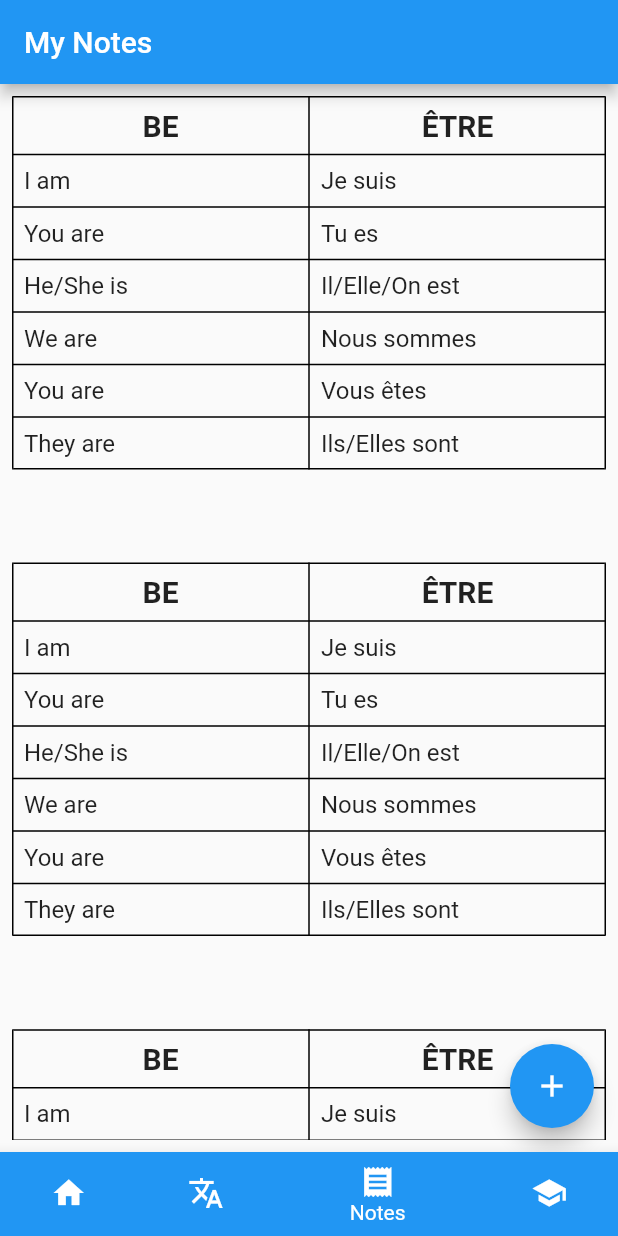
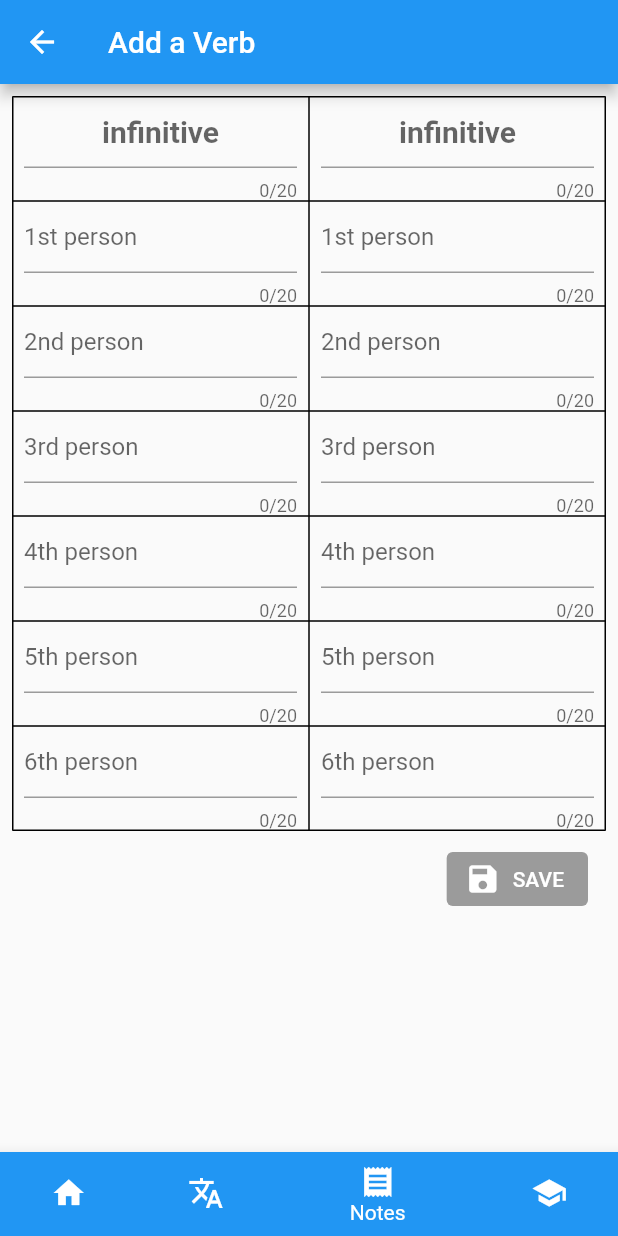
Before and after one commit to aroussie-zz/Translator, a Flutter app: the screen it shows after launch, item 3 of the bottom bar chosen, after a tap on the "add" icon, on a phone screen of 412 x 824 dp. Run offline on Flutter 3.47's test engine with Material 2 defaults, Android fonts, the phone set to English and light mode, and no system bars; our stand-ins replace shared_preferences, sqflite; missing offline and left inert: translator; accounts and stored records are empty.

Commit message:
Add new verb Page (#11)
* Created the page. Display a table

* Added save button

* UI looking good, navigation working

```diff
--- a/lib/screens/NotesListPage.dart
+++ b/lib/screens/NotesListPage.dart
@@ -1,6 +1,8 @@
 import 'package:flutter/material.dart';
 import 'package:flutter/widgets.dart';
 import 'package:myTranslator/models/Verb.dart';
+
+import 'VerbPage.dart';
 
 class NotesListPage extends StatefulWidget {
   @override
@@ -83,7 +85,7 @@ class _NotesListState extends State<NotesListPage> {
         ),
       )),
       floatingActionButton: FloatingActionButton(
-        onPressed: () => _onAddButtonClicked(),
+        onPressed: () => _onAddButtonClicked(context),
         child: Icon(Icons.add),
       ),
     );
@@ -119,8 +121,7 @@ class _NotesListState extends State<NotesListPage> {
     ]);
   }
 
-  void _onAddButtonClicked() {
-    //TODO: Push to add a Verb page.
-    print("Clicked!!");
+  void _onAddButtonClicked(BuildContext context) {
+    Navigator.of(context).push(MaterialPageRoute(builder: (BuildContext context) => VerbPage()));
   }
 }
--- /dev/null
+++ b/lib/screens/VerbPage.dart
@@ -0,0 +1,300 @@
+import 'package:flutter/material.dart';
+import 'package:flutter/widgets.dart';
+
+class VerbPage extends StatefulWidget {
+  @override
+  _VerbState createState() {
+    return _VerbState();
+  }
+}
+
+class _VerbState extends State<VerbPage> {
+  var _verbTitleTextStyle =
+      TextStyle(fontSize: 20, fontWeight: FontWeight.bold);
+  var _verbTextStyle = TextStyle(fontSize: 16, fontWeight: FontWeight.normal);
+
+  var _originalTitleController = TextEditingController();
+  var _originalFirstPersonController = TextEditingController();
+  var _originalSecondPersonController = TextEditingController();
+  var _originalThirdPersonController = TextEditingController();
+  var _originalFourthPersonController = TextEditingController();
+  var _originalFifthPersonController = TextEditingController();
+  var _originalSixthPersonController = TextEditingController();
+
+  var _translatedTitleController = TextEditingController();
+  var _translatedFirstPersonController = TextEditingController();
+  var _translatedSecondPersonController = TextEditingController();
+  var _translatedThirdPersonController = TextEditingController();
+  var _translatedFourthPersonController = TextEditingController();
+  var _translatedFifthPersonController = TextEditingController();
+  var _translatedSixthPersonController = TextEditingController();
+
+  FocusNode _originalTitleFocus;
+  FocusNode _originalFirstPersonFocus;
+  FocusNode _originalSecondPersonFocus;
+  FocusNode _originalThirdPersonFocus;
+  FocusNode _originalFourthPersonFocus;
+  FocusNode _originalFifthPersonFocus;
+  FocusNode _originalSixthPersonFocus;
+
+  FocusNode _translatedTitleFocus;
+  FocusNode _translatedFirstPersonFocus;
+  FocusNode _translatedSecondPersonFocus;
+  FocusNode _translatedThirdPersonFocus;
+  FocusNode _translatedFourthPersonFocus;
+  FocusNode _translatedFifthPersonFocus;
+  FocusNode _translatedSixthPersonFocus;
+
+  var _listOriginalControllers = <TextEditingController>[];
+  var _listTranslatedControllers = <TextEditingController>[];
+  var _listOriginalNodes = <FocusNode>[];
+  var _listTranslatedNodes = <FocusNode>[];
+  var _listHints = [
+    "1st person",
+    "2nd person",
+    "3rd person",
+    "4th person",
+    "5th person",
+    "6th person",
+  ];
+
+  @override
+  void initState() {
+    super.initState();
+    _originalTitleFocus = FocusNode();
+    _originalFirstPersonFocus = FocusNode();
+    _originalSecondPersonFocus = FocusNode();
+    _originalThirdPersonFocus = FocusNode();
+    _originalFourthPersonFocus = FocusNode();
+    _originalFifthPersonFocus = FocusNode();
+    _originalSixthPersonFocus = FocusNode();
+
+    _translatedTitleFocus = FocusNode();
+    _translatedFirstPersonFocus = FocusNode();
+    _translatedSecondPersonFocus = FocusNode();
+    _translatedThirdPersonFocus = FocusNode();
+    _translatedFourthPersonFocus = FocusNode();
+    _translatedFifthPersonFocus = FocusNode();
+    _translatedSixthPersonFocus = FocusNode();
+
+    _listOriginalControllers = [
+      _originalFirstPersonController,
+      _originalSecondPersonController,
+      _originalThirdPersonController,
+      _originalFourthPersonController,
+      _originalFifthPersonController,
+      _originalSixthPersonController
+    ];
+
+    _listTranslatedControllers = [
+      _translatedFirstPersonController,
+      _translatedSecondPersonController,
+      _translatedThirdPersonController,
+      _translatedFourthPersonController,
+      _translatedFifthPersonController,
+      _translatedSixthPersonController
+    ];
+
+    _listOriginalNodes = [
+      _originalFirstPersonFocus,
+      _originalSecondPersonFocus,
+      _originalThirdPersonFocus,
+      _originalFourthPersonFocus,
+      _originalFifthPersonFocus,
+      _originalSixthPersonFocus
+    ];
+
+    _listTranslatedNodes = [
+      _translatedFirstPersonFocus,
+      _translatedSecondPersonFocus,
+      _translatedThirdPersonFocus,
+      _translatedFourthPersonFocus,
+      _translatedFifthPersonFocus,
+      _translatedSixthPersonFocus
+    ];
+  }
+
+  @override
+  Widget build(BuildContext context) {
+    return Scaffold(
+        appBar: AppBar(title: Text("Add a Verb")),
+        body: SafeArea(
+          child: SingleChildScrollView(
+              child: Padding(
+            padding: const EdgeInsets.all(8.0),
+            child: Column(children: <Widget>[
+              Table(
+                  border: TableBorder.all(width: 1, color: Colors.black),
+                  children: [
+                    _buildTableRowTitle(context),
+                    _buildTableRow(context, 0),
+                    _buildTableRow(context, 1),
+                    _buildTableRow(context, 2),
+                    _buildTableRow(context, 3),
+                    _buildTableRow(context, 4),
+                    _buildTableRow(context, 5),
+                  ]),
+              Padding(
+                padding: const EdgeInsets.only(top: 8.0, right: 12.0),
+                child: Align(
+                    alignment: Alignment.bottomRight,
+                    child: RaisedButton.icon(
+                      icon: Icon(Icons.save),
+                      label: Text("SAVE"),
+                      textColor: Colors.white,
+                      color: Colors.green,
+                      onPressed: _validateData() ? () => _saveVerb() : null,
+                      shape: RoundedRectangleBorder(
+                          borderRadius: BorderRadius.all(Radius.circular(4))),
+                    )),
+              ),
+            ]),
+          )),
+        ));
+  }
+
+  TableRow _buildTableRow(BuildContext context, int position) {
+    return TableRow(children: [
+      TableCell(
+        child: Padding(
+            padding: const EdgeInsets.symmetric(horizontal: 8.0),
+            child: TextField(
+              controller: _listOriginalControllers[position],
+              focusNode: _listOriginalNodes[position],
+              style: _verbTextStyle,
+              maxLength: 20,
+              maxLines: null,
+              textInputAction: TextInputAction.next,
+              decoration: InputDecoration(
+                hintText: _listHints[position],
+              ),
+              onSubmitted: (text) {
+                _validateData();
+                _defineFocus(context, _listTranslatedNodes[position]);
+              },
+            )),
+      ),
+      TableCell(
+        child: Padding(
+            padding: const EdgeInsets.symmetric(horizontal: 8.0),
+            child: TextField(
+              controller: _listTranslatedControllers[position],
+              focusNode: _listTranslatedNodes[position],
+              style: _verbTextStyle,
+              maxLength: 20,
+              maxLines: null,
+              textInputAction:
+                  position == 5 ? TextInputAction.done : TextInputAction.next,
+              decoration: InputDecoration(
+                hintText: _listHints[position],
+              ),
+              onSubmitted: (text) {
+                _validateData();
+                if (position != 5) {
+                  _defineFocus(context, _listOriginalNodes[position + 1]);
+                }
+              },
+            )),
+      ),
+    ]);
+  }
+
+  TableRow _buildTableRowTitle(BuildContext context) {
+    return TableRow(children: [
+      TableCell(
+        child: Padding(
+            padding: const EdgeInsets.symmetric(horizontal: 8.0),
+            child: TextField(
+              focusNode: _originalTitleFocus,
+              controller: _originalTitleController,
+              style: _verbTitleTextStyle,
+              maxLength: 20,
+              maxLines: null,
+              textCapitalization: TextCapitalization.characters,
+              textInputAction: TextInputAction.next,
+              onSubmitted: (text) {
+                _validateData();
+                _defineFocus(context, _translatedTitleFocus);
+              },
+              textAlign: TextAlign.center,
+              decoration: InputDecoration(
+                hintText: "infinitive",
+              ),
+            )),
+      ),
+      TableCell(
+        child: Padding(
+            padding: const EdgeInsets.symmetric(horizontal: 8.0),
+            child: TextField(
+              focusNode: _translatedTitleFocus,
+              controller: _translatedTitleController,
+              style: _verbTitleTextStyle,
+              maxLength: 20,
+              maxLines: null,
+              textCapitalization: TextCapitalization.characters,
+              textInputAction: TextInputAction.next,
+              textAlign: TextAlign.center,
+              onSubmitted: (text) {
+                _validateData();
+                _defineFocus(context, _originalFirstPersonFocus);
+              },
+              decoration: InputDecoration(
+                hintText: "infinitive",
+              ),
+            )),
+      ),
+    ]);
+  }
+
+  void _saveVerb() {
+    print("Button Clicked!");
+  }
+
+  void _defineFocus(BuildContext context, FocusNode focusToGoTo) {
+    FocusScope.of(context).requestFocus(focusToGoTo);
+  }
+
+  bool _validateData() {
+    if (_originalTitleController.text.isEmpty) {
+      return false;
+    }
+    if (_translatedTitleController.text.isEmpty) {
+      return false;
+    }
+
+    for (TextEditingController controller in _listOriginalControllers) {
+      if (controller.text.isEmpty) {
+        return false;
+      }
+    }
+
+    for (TextEditingController controller in _listTranslatedControllers) {
+      if (controller.text.isEmpty) {
+        return false;
+      }
+    }
+
+    return true;
+  }
+
+  @override
+  void dispose() {
+    super.dispose();
+
+    for (FocusNode node in _listTranslatedNodes) {
+      node.dispose();
+    }
+
+    for (FocusNode node in _listOriginalNodes) {
+      node.dispose();
+    }
+
+    for (TextEditingController controller in _listOriginalControllers) {
+      controller.dispose();
+    }
+
+    for (TextEditingController controller in _listTranslatedControllers) {
+      controller.dispose();
+    }
+  }
+}
```
